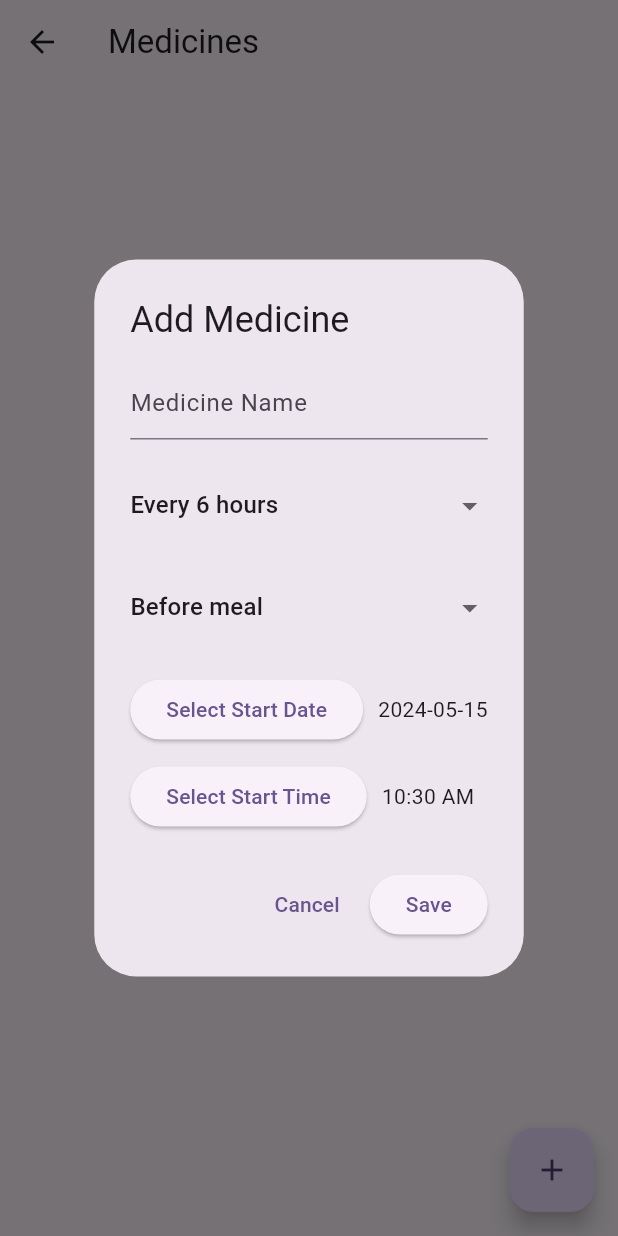
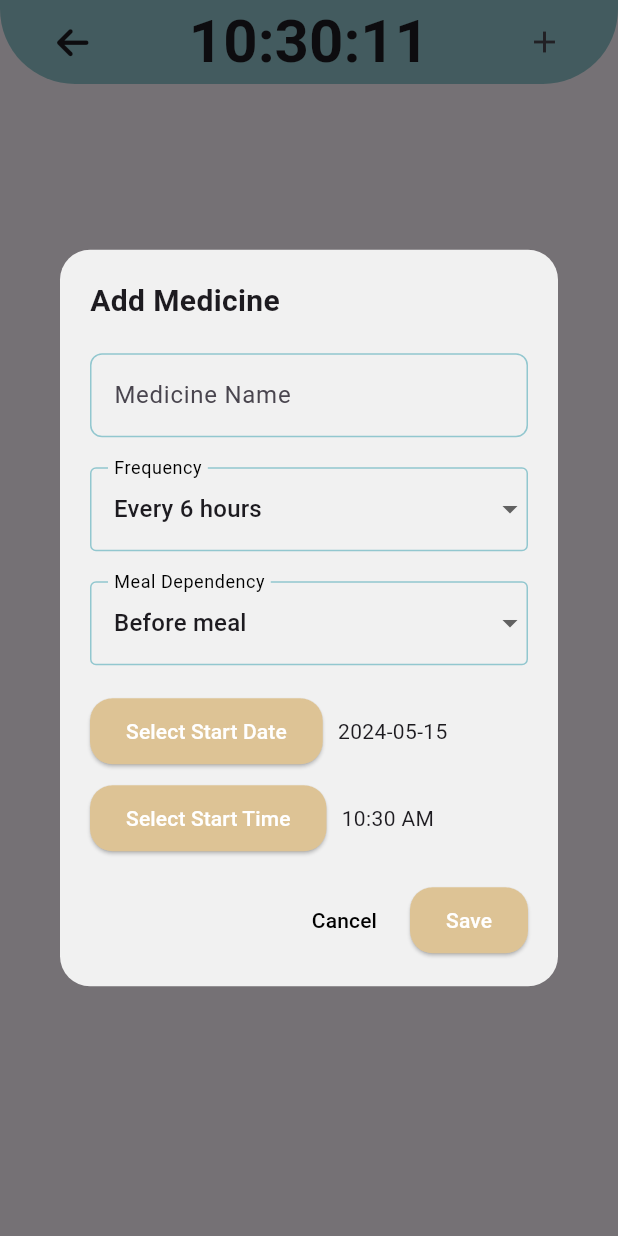
Before and after one commit to shiver225/Senjorams, a Flutter app: the MedicineScreen screen opened directly, after a tap on the "add" icon, on a phone screen of 412 x 824 dp. Run offline on Flutter 3.47's test engine with Material 3 defaults, Android fonts, the phone set to English and light mode, and no system bars; our stand-ins replace awesome_notifications, carousel_slider, cloud_firestore, cloud_functions, firebase_auth, firebase_core and 12 more; missing offline and left inert: audio_session, translator; accounts and stored records are empty.

Commit message:
Added medicine design

```diff
--- a/senjorams/lib/main_screen_ui.dart
+++ b/senjorams/lib/main_screen_ui.dart
@@ -201,7 +201,7 @@ class _MainScreenState extends State<MainScreen> {
                         color: Color.fromARGB(255, 206, 178, 129), size: 50),
                   ),
                 ),
-                const SizedBox(height: 20),
+                const SizedBox(width: 20),
                 ElevatedButton(
                   style: ElevatedButton.styleFrom(
                       minimumSize: const Size(100, 75)),
--- a/senjorams/lib/medicine_page_ui.dart
+++ b/senjorams/lib/medicine_page_ui.dart
@@ -1,8 +1,10 @@
+import 'dart:async';
+import 'dart:math';
+
 import 'package:flutter/material.dart';
-import 'package:dropdown_button2/dropdown_button2.dart';
-import 'package:alarm/alarm.dart';
+import 'package:font_awesome_flutter/font_awesome_flutter.dart';
+import 'package:intl/intl.dart';
 import 'package:senjorams/models/medicine.dart';
-import 'dart:math';
 import 'package:senjorams/meds_grid_ui.dart';
 
 class MedicineScreen extends StatefulWidget {
@@ -13,27 +15,27 @@ class MedicineScreen extends StatefulWidget {
 }
 
 class _MedicineScreenState extends State<MedicineScreen> {
-  late List<Medicine> medicines = []; // List to store medicine names
+  late List<Medicine> medicines = [];
   final TextEditingController _medicineController = TextEditingController();
 
-  final List<String> items = [
-    'Every 6 hours',
-    'Every 12 hours',
-    'Once per day',
-    'Once per week',
-  ];
+  late String _timeString = '';
+  late var timer;
 
-  Map<int, String> mealDependencies = {
-    0: "Before meal",
-    1: "During meal",
-    2: "After meal"
-  };
-
-  String selectedValue = 'Every 6 hours';
   @override
   void initState() {
     super.initState();
-    loadMedicines(); // Load medicines when the screen is initialized
+    loadMedicines();
+
+    _updateTime(); // Update time initially
+    timer =
+        Timer.periodic(const Duration(seconds: 1), (Timer t) => _updateTime());
+  }
+
+  void _updateTime() {
+    final DateTime now = DateTime.now();
+    setState(() {
+      _timeString = DateFormat.Hms().format(now);
+    });
   }
 
   @override
@@ -43,9 +45,8 @@ class _MedicineScreenState extends State<MedicineScreen> {
   }
 
   Future<void> loadMedicines() async {
-    // Load medicines from storage
     medicines = await Medicine.loadMedicines();
-    setState(() {}); // Update the UI after loading medicines
+    setState(() {});
   }
 
   void deleteMedicine(int index) {
@@ -59,35 +60,61 @@ class _MedicineScreenState extends State<MedicineScreen> {
   Widget build(BuildContext context) {
     return Scaffold(
       appBar: AppBar(
-        title: const Text('Medicines'),
+        leading: Padding(
+          padding: const EdgeInsets.only(
+              left: 30), // Adjust the left padding as needed
+          child: IconButton(
+            icon: const FaIcon(FontAwesomeIcons.arrowLeft),
+            onPressed: () {
+              Navigator.pop(context);
+            },
+          ),
+        ),
+        actions: [
+          Padding(
+            padding: const EdgeInsets.symmetric(
+                horizontal: 25), // Adjust the padding as needed
+            child: IconButton(
+              icon: const Icon(Icons.add),
+              onPressed: _showMedicineDialog,
+            ),
+          ),
+        ],
+        automaticallyImplyLeading: false,
+        shape: const RoundedRectangleBorder(
+          borderRadius: BorderRadius.vertical(
+            bottom: Radius.circular(50),
+          ),
+        ),
+        backgroundColor: const Color(0xFF92C7CF),
+        title: Text(
+          _timeString,
+          style: const TextStyle(fontSize: 40, fontWeight: FontWeight.bold),
+        ),
+        centerTitle: true,
       ),
       body: Column(
         crossAxisAlignment: CrossAxisAlignment.stretch,
         children: [
           Expanded(
-              /*
-            child: ListView.builder(
-              itemCount: medicines.length,
-              itemBuilder: (context, index) {
-                return ListTile(
-                  title: Text(medicines[index]),
-                );
-              },
-            ),*/
+            child: Padding(
+              padding: const EdgeInsets.all(10),
               child: MedicineGridWidget(
                 medicines: medicines,
                 onDelete: deleteMedicine,
-          )),
+              ),
+            ),
+          ),
         ],
       ),
-      floatingActionButton: FloatingActionButton(
-        onPressed: () {
+    );
+  }
+
+  void _showMedicineDialog() {
     showDialog(
       context: context,
       builder: (BuildContext context) {
         return AddMedicineDialog(
-                items: items,
-                mealDependencies: mealDependencies,
           onMedicineAdded: (medicineName, frequency, date, time, meal) {
             setState(() {
               Medicine newMedicine = Medicine(
@@ -96,7 +123,8 @@ class _MedicineScreenState extends State<MedicineScreen> {
                 startTime: time,
                 startDate: date,
                 interval: frequency,
-                        mealDepend: meal);
+                mealDepend: meal,
+              );
               medicines.add(newMedicine);
               Medicine.saveMedicines(medicines);
             });
@@ -104,40 +132,29 @@ class _MedicineScreenState extends State<MedicineScreen> {
         );
       },
     );
-        },
-        child: Icon(Icons.add),
-      ),
-    );
   }
 }
 
 class AddMedicineDialog extends StatefulWidget {
-  final List<String> items;
   final Function(String, String, String, String, String) onMedicineAdded;
-  final Map<int, String> mealDependencies;
 
-  const AddMedicineDialog({
-    Key? key,
-    required this.items,
-    required this.onMedicineAdded,
-    required this.mealDependencies,
-  }) : super(key: key);
+  const AddMedicineDialog({Key? key, required this.onMedicineAdded})
+      : super(key: key);
 
   @override
   _AddMedicineDialogState createState() => _AddMedicineDialogState();
 }
 
 class _AddMedicineDialogState extends State<AddMedicineDialog> {
-  String selectedValue = 'Every 6 hours';
   late DateTime _selectedDate;
   late TimeOfDay _selectedTime;
-  late TextEditingController _medicineController;
-  String mealDepend = mealDependencies[0]!;
+  final TextEditingController _medicineController = TextEditingController();
+  String selectedValue = 'Every 6 hours';
+  String mealDepend = 'Before meal';
 
   @override
   void initState() {
     super.initState();
-    _medicineController = TextEditingController();
     _selectedDate = DateTime.now();
     _selectedTime = TimeOfDay.now();
   }
@@ -145,7 +162,6 @@ class _AddMedicineDialogState extends State<AddMedicineDialog> {
   @override
   void dispose() {
     _medicineController.dispose();
-
     super.dispose();
   }
 
@@ -154,7 +170,7 @@ class _AddMedicineDialogState extends State<AddMedicineDialog> {
       context: context,
       initialDate: _selectedDate,
       firstDate: DateTime.now(),
-      lastDate: DateTime.now().add(Duration(days: 365)),
+      lastDate: DateTime.now().add(const Duration(days: 365)),
     );
     if (pickedDate != null) {
       setState(() {
@@ -177,24 +193,62 @@ class _AddMedicineDialogState extends State<AddMedicineDialog> {
 
   @override
   Widget build(BuildContext context) {
-    return AlertDialog(
-      title: Text('Add Medicine'),
-      content: Column(
+    return Dialog(
+      shape: RoundedRectangleBorder(
+        borderRadius: BorderRadius.circular(20),
+      ),
+      elevation: 0,
+      backgroundColor: Colors.transparent,
+      child: SingleChildScrollView(
+        child: contentBox(context),
+      ),
+    );
+  }
+
+  Widget contentBox(BuildContext context) {
+    return Container(
+      padding: const EdgeInsets.all(20),
+      decoration: BoxDecoration(
+        shape: BoxShape.rectangle,
+        color: Colors.white.withOpacity(0.9),
+        borderRadius: BorderRadius.circular(20),
+      ),
+      child: Column(
         mainAxisSize: MainAxisSize.min,
         crossAxisAlignment: CrossAxisAlignment.start,
         children: [
+          const Text(
+            'Add Medicine',
+            style: TextStyle(
+              fontSize: 20,
+              fontWeight: FontWeight.bold,
+            ),
+          ),
+          const SizedBox(height: 20),
           TextField(
             controller: _medicineController,
             decoration: InputDecoration(
               hintText: 'Medicine Name',
+              labelStyle: const TextStyle(color: Colors.black),
+              enabledBorder: OutlineInputBorder(
+                borderSide: const BorderSide(color: const Color(0xFF92C7CF)),
+                borderRadius: BorderRadius.circular(8.0),
+              ),
+              focusedBorder: OutlineInputBorder(
+                borderSide: const BorderSide(color: const Color(0xFF92C7CF)),
+                borderRadius: BorderRadius.circular(8.0),
               ),
             ),
-          SizedBox(height: 20),
-          DropdownButtonHideUnderline(
-            child: DropdownButton<String>(
-              isExpanded: true,
+          ),
+          const SizedBox(height: 20),
+          DropdownButtonFormField<String>(
             value: selectedValue,
-              items: widget.items.map((String item) {
+            items: [
+              'Every 6 hours',
+              'Every 12 hours',
+              'Once per day',
+              'Once per week',
+            ].map((String item) {
               return DropdownMenuItem<String>(
                 value: item,
                 child: Text(item),
@@ -205,17 +259,28 @@ class _AddMedicineDialogState extends State<AddMedicineDialog> {
                 selectedValue = value!;
               });
             },
+            decoration: const InputDecoration(
+              labelText: 'Frequency',
+              labelStyle: const TextStyle(color: Colors.black),
+              enabledBorder: OutlineInputBorder(
+                borderSide: const BorderSide(color: const Color(0xFF92C7CF)),
+              ),
+              focusedBorder: OutlineInputBorder(
+                borderSide: const BorderSide(color: const Color(0xFF92C7CF)),
               ),
             ),
-          SizedBox(height: 20),
-          DropdownButtonHideUnderline(
-            child: DropdownButton<String>(
-              isExpanded: true,
+          ),
+          const SizedBox(height: 20),
+          DropdownButtonFormField<String>(
             value: mealDepend,
-              items: widget.mealDependencies.keys.toList().map((int mealD) {
+            items: [
+              "Before meal",
+              "During meal",
+              "After meal",
+            ].map((String item) {
               return DropdownMenuItem<String>(
-                  value: mealDependencies[mealD]!,
-                  child: Text(mealDependencies[mealD]!),
+                value: item,
+                child: Text(item),
               );
             }).toList(),
             onChanged: (String? value) {
@@ -223,39 +288,73 @@ class _AddMedicineDialogState extends State<AddMedicineDialog> {
                 mealDepend = value!;
               });
             },
+            decoration: const InputDecoration(
+              labelText: 'Meal Dependency',
+              labelStyle: const TextStyle(color: Colors.black),
+              enabledBorder: OutlineInputBorder(
+                borderSide: const BorderSide(color: const Color(0xFF92C7CF)),
+              ),
+              focusedBorder: OutlineInputBorder(
+                borderSide: const BorderSide(color: const Color(0xFF92C7CF)),
               ),
             ),
-          SizedBox(height: 20),
+          ),
+          const SizedBox(height: 20),
           Row(
             children: [
               ElevatedButton(
                 onPressed: () => _selectDate(context),
-                child: Text('Select Start Date'),
+                style: ElevatedButton.styleFrom(
+                padding: const EdgeInsets.symmetric(vertical: 12.0, horizontal: 24.0),
+                shape: RoundedRectangleBorder(
+                  borderRadius: BorderRadius.circular(15),
                 ),
-              SizedBox(width: 10),
+                backgroundColor: Color.fromARGB(255, 221, 195, 149),
+              ),
+                child: const Text(
+                'Select Start Date',
+                style: TextStyle(color: Colors.white, fontSize: 14.0),
+                ),
+              ),
+              const SizedBox(width: 10),
               Text(_selectedDate.toString().split(' ')[0]),
             ],
           ),
-          SizedBox(height: 10),
+          const SizedBox(height: 10),
           Row(
             children: [
               ElevatedButton(
                 onPressed: () => _selectTime(context),
-                child: Text('Select Start Time'),
+                style: ElevatedButton.styleFrom(
+                padding: const EdgeInsets.symmetric(vertical: 12.0, horizontal: 24.0),
+                shape: RoundedRectangleBorder(
+                  borderRadius: BorderRadius.circular(15),
                 ),
-              SizedBox(width: 10),
+                backgroundColor: Color.fromARGB(255, 221, 195, 149),
+              ),
+                child: const Text(
+                  'Select Start Time',
+                  style: TextStyle(color: Colors.white, fontSize: 14.0),
+                  ),
+              ),
+              const SizedBox(width: 10),
               Text(_selectedTime.format(context)),
             ],
           ),
-        ],
-      ),
-      actions: [
+          const SizedBox(height: 20),
+          Row(
+            mainAxisAlignment: MainAxisAlignment.end,
+            children: [
               TextButton(
                 onPressed: () {
                   Navigator.of(context).pop();
                 },
-          child: Text('Cancel'),
+                child: const Text(
+                  'Cancel',
+                  style: TextStyle(color: Colors.black, fontSize: 14.0),
                   ),
+              ),
+              const SizedBox(width: 10),
               ElevatedButton(
                 onPressed: () {
                   widget.onMedicineAdded(
@@ -263,19 +362,33 @@ class _AddMedicineDialogState extends State<AddMedicineDialog> {
                     selectedValue,
                     _selectedDate.toString().split(' ')[0],
                     _selectedTime.format(context),
-                mealDepend);
+                    mealDepend,
+                  );
                   Navigator.of(context).pop();
                 },
-          child: Text('Save'),
+                style: ElevatedButton.styleFrom(
+                  padding: const EdgeInsets.symmetric(vertical: 12.0, horizontal: 24.0),
+                  shape: RoundedRectangleBorder(
+                    borderRadius: BorderRadius.circular(15),
+                  ),
+                  backgroundColor: Color.fromARGB(255, 221, 195, 149),
+                ),
+                child: const Text(
+                  'Save',
+                  style: TextStyle(color: Colors.white, fontSize: 14.0),
+                  ),
               ),
             ],
+          ),
+        ],
+      ),
     );
   }
 }
 
 int generateInteger() {
   DateTime now = DateTime.now();
-  int year = now.year % 100; // taking only last two digits of the year
+  int year = now.year % 100;
   int month = now.month;
   int day = now.day;
   int hour = now.hour;
@@ -287,7 +400,6 @@ int generateInteger() {
       hour * 10000 +
       minute * 100;
 
-  // Adding a random integer between 1 and 99
   Random random = Random();
   int randomInt = random.nextInt(99) + 1;
 
@@ -295,9 +407,3 @@ int generateInteger() {
 
   return result;
 }
-
-Map<int, String> mealDependencies = {
-  0: "Before meal",
-  1: "During meal",
-  2: "After meal"
-};
--- a/senjorams/lib/meds_grid_ui.dart
+++ b/senjorams/lib/meds_grid_ui.dart
@@ -12,20 +12,19 @@ class MedicineGridWidget extends StatelessWidget {
     return GridView.builder(
       gridDelegate: SliverGridDelegateWithFixedCrossAxisCount(
         crossAxisCount: 2, // Number of columns in the grid
-          crossAxisSpacing: 8.0, // Spacing between columns
-          mainAxisSpacing: 5.0, // Spacing between rows
+        crossAxisSpacing: 16.0, // Spacing between columns
+        mainAxisSpacing: 16.0, // Spacing between rows
         childAspectRatio: 0.8,
       ),
       itemCount: medicines.length,
       itemBuilder: (context, index) {
         Medicine medicine = medicines[index];
-          return Column(
-            children: [
-              MedicineItemWidget(
-                  medicine: medicine, onDelete: () => onDelete(index)),
-            ],
+        return MedicineItemWidget(
+          medicine: medicine,
+          onDelete: () => onDelete(index),
         );
-        });
+      },
+    );
   }
 }
 
@@ -39,54 +38,69 @@ class MedicineItemWidget extends StatelessWidget {
   Widget build(BuildContext context) {
     return Card(
       elevation: 3.0,
+      color: Color.fromARGB(255, 248, 225, 179),
+      shape: RoundedRectangleBorder(
+        borderRadius: BorderRadius.circular(30.0),
+      ),
       child: Padding(
-        padding: EdgeInsets.all(8.0),
+        padding: const EdgeInsets.all(20.0),
+        child: SingleChildScrollView(
           child: Column(
             crossAxisAlignment: CrossAxisAlignment.start,
             children: [
               Center(
-              child: Text(medicine.medicineName,
+                child: Text(
+                  medicine.medicineName,
                   style: TextStyle(
                     fontWeight: FontWeight.bold,
-                    fontSize: 30,
+                    fontSize: 24,
+                    color: Colors.black, // Matching color with MainScreen
                   ),
-                  textAlign: TextAlign.center),
+                  textAlign: TextAlign.center,
                 ),
-            SizedBox(height: 4.0),
-            Text('${medicine.interval}',
-                style: TextStyle(fontWeight: FontWeight.bold, fontSize: 20)),
-            SizedBox(height: 4.0),
-            Text('Time: ${medicine.startTime}'),
-            SizedBox(height: 4.0),
-            Text('Since: ${medicine.startDate}'),
-            SizedBox(height: 4.0),
-            Text('Take ${medicine.mealDepend}'),
-            SizedBox(height: 10.0),
+              ),
+              SizedBox(height: 12.0),
+              Text(
+                'Interval: ${medicine.interval}',
+                style: TextStyle(
+                  fontWeight: FontWeight.bold,
+                  color: Colors.black87, // Matching color with MainScreen
+                ),
+              ),
+              SizedBox(height: 6.0),
+              Text(
+                'Start Time: ${medicine.startTime}',
+                style: TextStyle(
+                  color: Colors.black87, // Matching color with MainScreen
+                ),
+              ),
+              SizedBox(height: 6.0),
+              Text(
+                'Start Date: ${medicine.startDate}',
+                style: TextStyle(
+                  color: Colors.black87, // Matching color with MainScreen
+                ),
+              ),
+              SizedBox(height: 6.0),
+              Text(
+                'Take ${medicine.mealDepend}',
+                style: TextStyle(
+                  color: Colors.black87, // Matching color with MainScreen
+                ),
+              ),
+              SizedBox(height: 16.0),
               Center(
                 child: IconButton(
-                  icon: Icon(Icons.delete), onPressed: onDelete, iconSize: 32),
+                  icon: Icon(Icons.delete),
+                  onPressed: onDelete,
+                  iconSize: 30,
+                  color: Colors.red, // Matching color with MainScreen
+                ),
               )
             ],
+          ),
         ),
       ),
     );
   }
 }
-
-/* List<Medicine> medicines = [
-  Medicine(
-    notificationID: 1,
-    medicineName: 'Medicine 1',
-    interval: '8 hours',
-    startTime: '08:00 AM',
-    startDate: '2024-03-27',
-  ),
-  Medicine(
-    notificationID: 2,
-    medicineName: 'Medicine 2',
-    interval: '12 hours',
-    startTime: '12:00 PM',
-    startDate: '2024-03-27',
-  ),
-  // Add more Medicine objects as needed
-]; */
```
Lines whose indentation alone changed are shown as unchanged.
